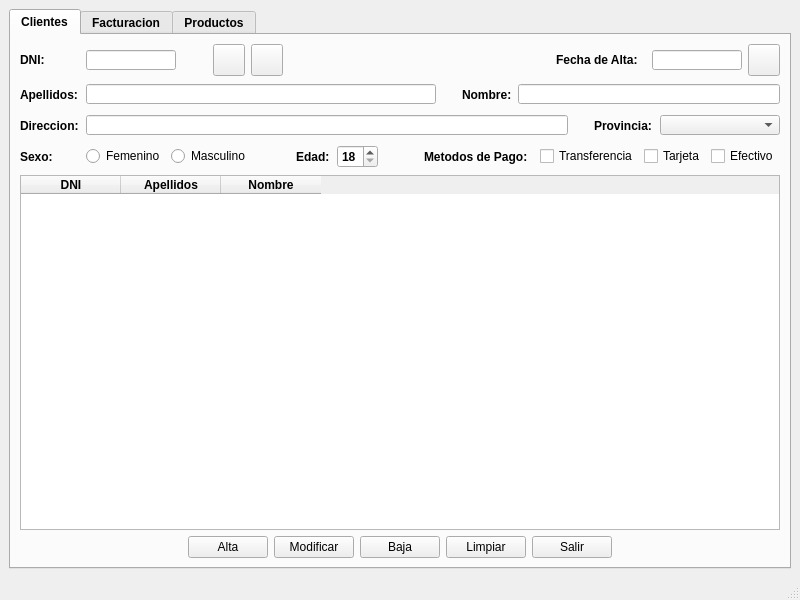
Before: the Qt Designer form venPrincipal.ui in MelonRodante/MarquezMiguel, drawn with Qt 5.
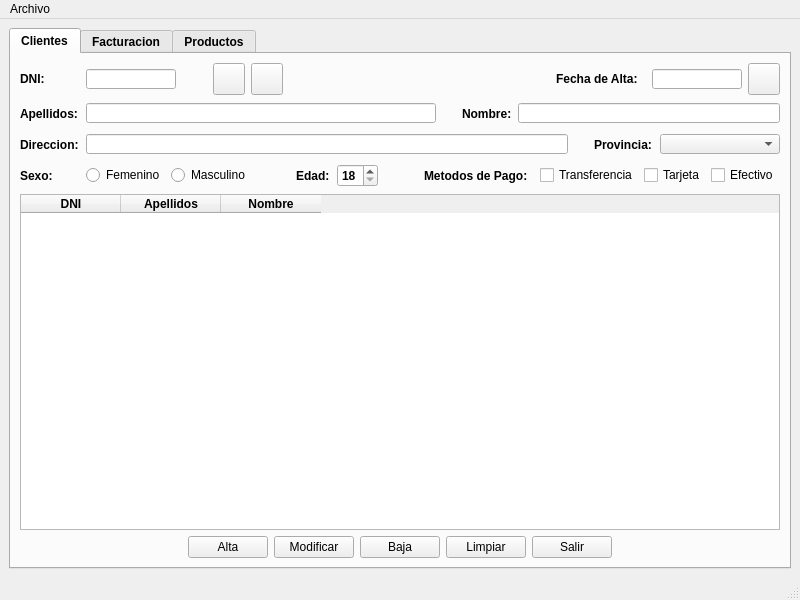
After: the same form once the commit is applied. Icons and pictures are not drawn.

The edit to the form file:
```diff
--- a/venPrincipal.ui
+++ b/venPrincipal.ui
@@ -934,6 +934,16 @@
      <height>21</height>
     </rect>
    </property>
+   <widget class="QMenu" name="menuArchivo">
+    <property name="title">
+     <string>Archivo</string>
+    </property>
+    <addaction name="actionAbrir"/>
+    <addaction name="actionImprimir"/>
+    <addaction name="separator"/>
+    <addaction name="actionSalir"/>
+   </widget>
+   <addaction name="menuArchivo"/>
   </widget>
   <widget class="QStatusBar" name="statusbar"/>
  </widget>
```
Left out of the diff: 25 changed lines with no effect on the pictures.
